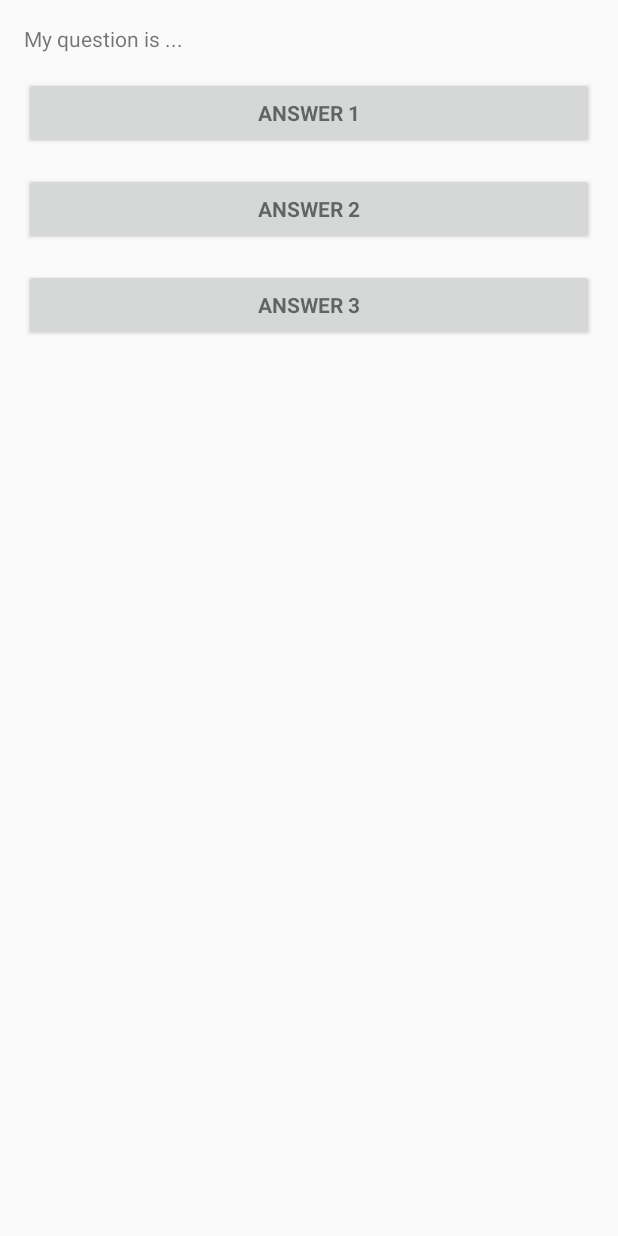
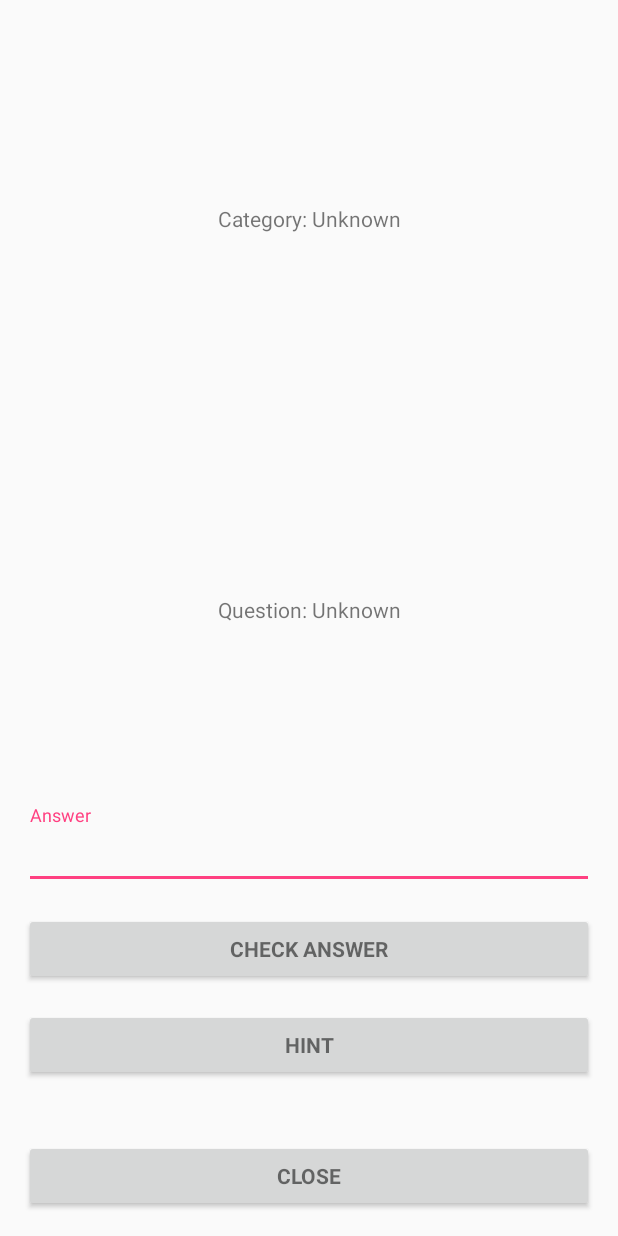
Before and after one commit to DimitrisDimtriadis/TLProject, an Android app: the layout activity_popmenu.xml on its own in the app's theme, with its tools: preview values and no code run, on a phone screen of 412 x 824 dp. Run offline under Robolectric (Android 15) with nearby library versions, the phone set to English and light mode, and no system bars; network calls fail.

Commit message:
questsV2.0 | removed unnecessary code | updated quest functionality | quest marks dissapear after they've been answered correctly

```diff
--- a/FrontEnd/app/src/main/res/layout/activity_popmenu.xml
+++ b/FrontEnd/app/src/main/res/layout/activity_popmenu.xml
@@ -14,41 +14,74 @@
     <LinearLayout
         android:id="@+id/pop_question"
         android:layout_width="match_parent"
-            android:layout_height="wrap_content"
+        android:layout_height="match_parent"
         android:orientation="vertical"
         android:weightSum="1">
 
         <TextView
-                android:text="My question is ..."
+            android:id="@+id/category_text"
             android:layout_width="match_parent"
             android:layout_height="wrap_content"
+            android:layout_weight="0.50"
+            android:gravity="center"
+            android:text="Category: Unknown"/>
+
+        <TextView
             android:id="@+id/question_text"
-                android:layout_weight="0.50"/>
+            android:layout_width="match_parent"
+            android:layout_height="wrap_content"
+            android:layout_weight="0.50"
+            android:gravity="center"
+            android:text="Question: Unknown"/>
+
+        <android.support.design.widget.TextInputLayout
+            android:layout_width="match_parent"
+            android:layout_height="wrap_content">
+
+            <EditText
+                android:id="@+id/user_answer"
+                android:layout_width="match_parent"
+                android:layout_height="wrap_content"
+                android:hint="@string/prompt_answer"
+                android:maxLines="1"/>
+
+        </android.support.design.widget.TextInputLayout>
 
         <Button
-                android:id="@+id/answer_1"
+            android:id="@+id/action_answer"
             style="?android:textAppearanceSmall"
             android:layout_width="match_parent"
             android:layout_height="wrap_content"
             android:layout_marginTop="16dp"
-                android:text="Answer 1"
+            android:text="@string/answer"
             android:textStyle="bold"/>
 
         <Button
-                android:id="@+id/answer_2"
+            android:id="@+id/show_hint"
             style="?android:textAppearanceSmall"
             android:layout_width="match_parent"
             android:layout_height="wrap_content"
             android:layout_marginTop="16dp"
-                android:text="Answer 2"
+            android:text="@string/hint"
             android:textStyle="bold"/>
+
+        <TextView
+            android:id="@+id/hint_text"
+            android:layout_width="match_parent"
+            android:layout_height="wrap_content"
+            android:layout_weight="0.50"
+            android:gravity="center"
+            android:visibility="invisible"
+            android:text="Hint: Unknown"/>
+
+
         <Button
-                android:id="@+id/answer_3"
+            android:id="@+id/close_quest_window"
             style="?android:textAppearanceSmall"
             android:layout_width="match_parent"
             android:layout_height="wrap_content"
-                android:layout_marginTop="16dp"
-                android:text="Answer 3"
+            android:layout_marginTop="20dp"
+            android:text="Close"
             android:textStyle="bold"/>
     </LinearLayout>
 </LinearLayout>
--- a/FrontEnd/app/src/main/res/values/strings.xml
+++ b/FrontEnd/app/src/main/res/values/strings.xml
@@ -4,6 +4,8 @@
     <string name="prompt_username">Username</string>
     <string name="prompt_email">Email</string>
     <string name="prompt_password">Password</string>
+
+    <string name="prompt_answer">Answer</string>
 
     <string name="error_invalid_email">This email address is invalid</string>
     <string name="error_invalid_password">This password is too short</string>
@@ -13,7 +15,9 @@
     <string name="action_sign_in">Sign in</string>
 
     <!-- Register -->
-
     <string name="action_register">Register</string>
     <string name="title_activity_maps">Map</string>
+
+    <string name="hint">Hint</string>
+    <string name="answer">Check answer</string>
 </resources>
```
Also changed, not shown: FrontEnd/app/src/main/java/com/example/johnywalker/adventure_go/controller/Controller.java (+8 -0 lines), FrontEnd/app/src/main/java/com/example/johnywalker/adventure_go/controller/UserUpdate.java (added, +50 -0 lines), FrontEnd/app/src/main/java/com/example/johnywalker/adventure_go/frontEnd/MapsActivity.java (+17 -13 lines), FrontEnd/app/src/main/java/com/example/johnywalker/adventure_go/frontEnd/PopMenuActivity.java (+103 -40 lines), FrontEnd/app/src/main/java/com/example/johnywalker/adventure_go/miscellaneous/CompareStrings.java (added, +44 -0 lines), FrontEnd/app/src/main/java/com/example/johnywalker/adventure_go/miscellaneous/GlobalVariables.java (+11 -0 lines). Lines whose indentation alone changed are shown as unchanged.
